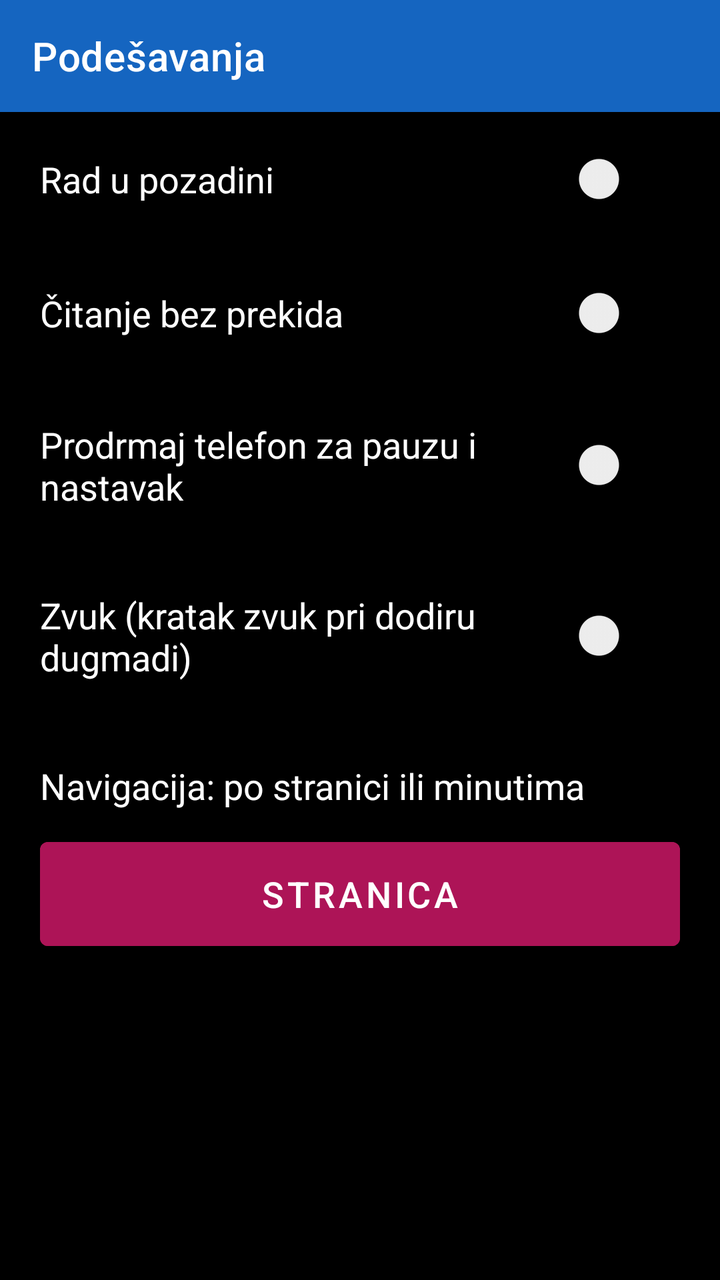
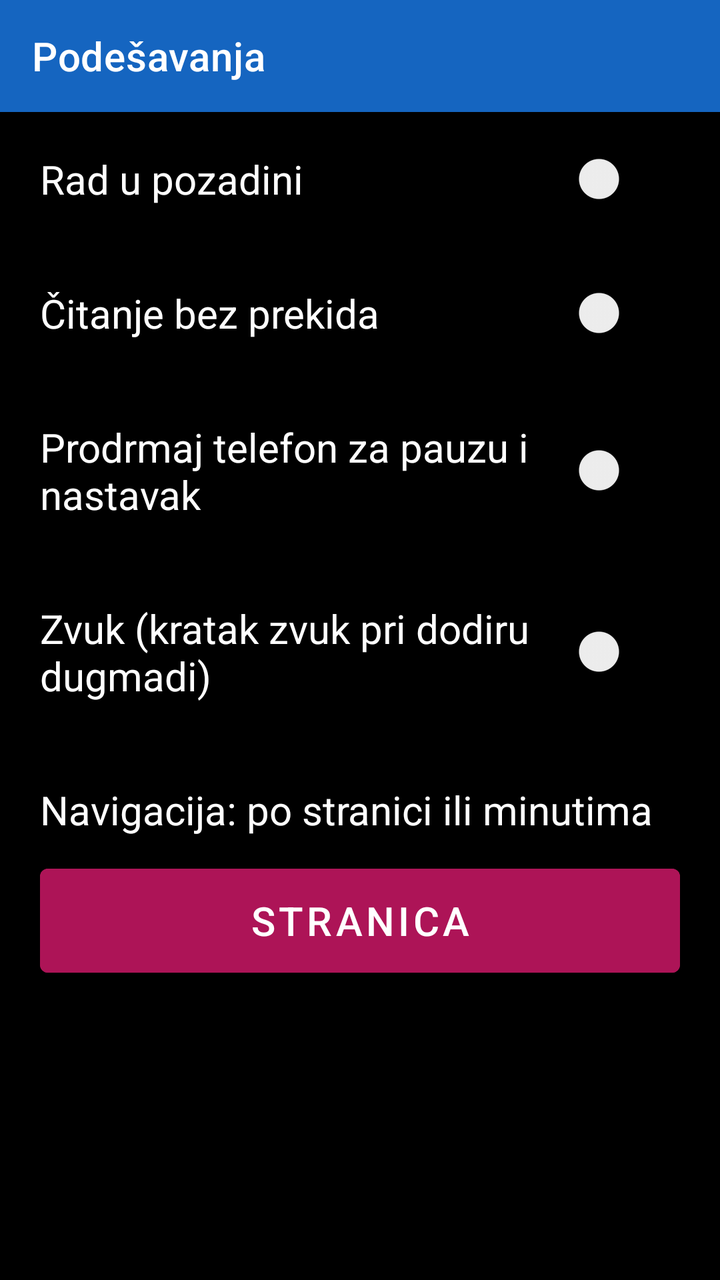

The first picture is an Android layout as it rendered before a commit; the second is the same layout after the commit. The layout source and the unified diff follow.
<!-- AndroidManifest.xml: application theme Theme.RecPoRec -->
<!-- res/layout/activity_settings.xml -->
<?xml version="1.0" encoding="utf-8"?>
<LinearLayout xmlns:android="http://schemas.android.com/apk/res/android"
    xmlns:app="http://schemas.android.com/apk/res-auto"
    android:layout_width="match_parent"
    android:layout_height="match_parent"
    android:orientation="vertical"
    android:fitsSystemWindows="true"
    android:background="@color/background">

    <androidx.appcompat.widget.Toolbar
        android:id="@+id/toolbar"
        android:layout_width="match_parent"
        android:layout_height="?attr/actionBarSize"
        android:background="@color/btn_voice"
        android:titleTextColor="@color/text_primary"
        app:title="@string/menu_settings" />

    <LinearLayout
        android:layout_width="match_parent"
        android:layout_height="wrap_content"
        android:orientation="horizontal"
        android:gravity="center_vertical"
        android:padding="20dp">

        <TextView
            android:layout_width="0dp"
            android:layout_height="wrap_content"
            android:layout_weight="1"
            android:textSize="18sp"
            android:textColor="@color/text_primary"
            android:text="@string/setting_background" />

        <Switch
            android:id="@+id/switchBackground"
            android:layout_width="wrap_content"
            android:layout_height="wrap_content"
            android:contentDescription="@string/setting_background" />
    </LinearLayout>

    <LinearLayout
        android:layout_width="match_parent"
        android:layout_height="wrap_content"
        android:orientation="horizontal"
        android:gravity="center_vertical"
        android:padding="20dp">

        <TextView
            android:layout_width="0dp"
            android:layout_height="wrap_content"
            android:layout_weight="1"
            android:textSize="18sp"
            android:textColor="@color/text_primary"
            android:text="@string/setting_uninterrupted" />

        <Switch
            android:id="@+id/switchUninterrupted"
            android:layout_width="wrap_content"
            android:layout_height="wrap_content"
            android:contentDescription="@string/setting_uninterrupted" />
    </LinearLayout>

    <LinearLayout
        android:layout_width="match_parent"
        android:layout_height="wrap_content"
        android:orientation="horizontal"
        android:gravity="center_vertical"
        android:padding="20dp">

        <TextView
            android:layout_width="0dp"
            android:layout_height="wrap_content"
            android:layout_weight="1"
            android:textSize="18sp"
            android:textColor="@color/text_primary"
            android:text="@string/setting_shake" />

        <Switch
            android:id="@+id/switchShake"
            android:layout_width="wrap_content"
            android:layout_height="wrap_content"
            android:contentDescription="@string/setting_shake" />
    </LinearLayout>

    <LinearLayout
        android:layout_width="match_parent"
        android:layout_height="wrap_content"
        android:orientation="horizontal"
        android:gravity="center_vertical"
        android:padding="20dp">

        <TextView
            android:layout_width="0dp"
            android:layout_height="wrap_content"
            android:layout_weight="1"
            android:textSize="18sp"
            android:textColor="@color/text_primary"
            android:text="Zvuk (kratak zvuk pri dodiru dugmadi)" />

        <Switch
            android:id="@+id/switchSound"
            android:layout_width="wrap_content"
            android:layout_height="wrap_content"
            android:contentDescription="Zvuk pri dodiru dugmadi" />
    </LinearLayout>

    <LinearLayout
        android:layout_width="match_parent"
        android:layout_height="wrap_content"
        android:orientation="vertical"
        android:padding="20dp">

        <TextView
            android:layout_width="match_parent"
            android:layout_height="wrap_content"
            android:textSize="18sp"
            android:textColor="@color/text_primary"
            android:text="Navigacija: po stranici ili minutima" />

        <Button
            android:id="@+id/btnNavigationMode"
            android:layout_width="match_parent"
            android:layout_height="64dp"
            android:layout_marginTop="10dp"
            android:textSize="18sp"
            android:backgroundTint="@color/btn_page_nav"
            android:textColor="@color/button_text"
            android:text="Stranica" />
    </LinearLayout>

</LinearLayout>
<!-- resources referenced by this layout -->
<resources>
  <color name="background">#000000</color>
  <color name="btn_page_nav">#AD1457</color>
  <color name="btn_voice">#1565C0</color>
  <color name="button_text">#FFFFFF</color>
  <color name="text_primary">#FFFFFF</color>
  <string name="menu_settings">Podešavanja</string>
  <string name="setting_background">Rad u pozadini</string>
  <string name="setting_shake">Prodrmaj telefon za pauzu i nastavak</string>
  <string name="setting_uninterrupted">Čitanje bez prekida</string>
  <style name="Theme.RecPoRec" parent="Theme.MaterialComponents.DayNight.NoActionBar">
          <item name="android:windowBackground">@color/background</item>
          <item name="android:textColorPrimary">@color/text_primary</item>
          <item name="colorPrimary">@color/btn_voice</item>
          <item name="colorOnPrimary">@color/button_text</item>
      </style>
</resources>

<!-- the commit's change to res/layout/activity_settings.xml (unified diff, before → after) -->
@@ -26,7 +26,7 @@
             android:layout_width="0dp"
             android:layout_height="wrap_content"
             android:layout_weight="1"
-            android:textSize="18sp"
+            android:textSize="20sp"
             android:textColor="@color/text_primary"
             android:text="@string/setting_background" />
 
@@ -48,7 +48,7 @@
             android:layout_width="0dp"
             android:layout_height="wrap_content"
             android:layout_weight="1"
-            android:textSize="18sp"
+            android:textSize="20sp"
             android:textColor="@color/text_primary"
             android:text="@string/setting_uninterrupted" />
 
@@ -70,7 +70,7 @@
             android:layout_width="0dp"
             android:layout_height="wrap_content"
             android:layout_weight="1"
-            android:textSize="18sp"
+            android:textSize="20sp"
             android:textColor="@color/text_primary"
             android:text="@string/setting_shake" />
 
@@ -92,7 +92,7 @@
             android:layout_width="0dp"
             android:layout_height="wrap_content"
             android:layout_weight="1"
-            android:textSize="18sp"
+            android:textSize="20sp"
             android:textColor="@color/text_primary"
             android:text="Zvuk (kratak zvuk pri dodiru dugmadi)" />
 
@@ -112,7 +112,7 @@
         <TextView
             android:layout_width="match_parent"
             android:layout_height="wrap_content"
-            android:textSize="18sp"
+            android:textSize="20sp"
             android:textColor="@color/text_primary"
             android:text="Navigacija: po stranici ili minutima" />
 
@@ -121,7 +121,7 @@
             android:layout_width="match_parent"
             android:layout_height="64dp"
             android:layout_marginTop="10dp"
-            android:textSize="18sp"
+            android:textSize="20sp"
             android:backgroundTint="@color/btn_page_nav"
             android:textColor="@color/button_text"
             android:text="Stranica" />
